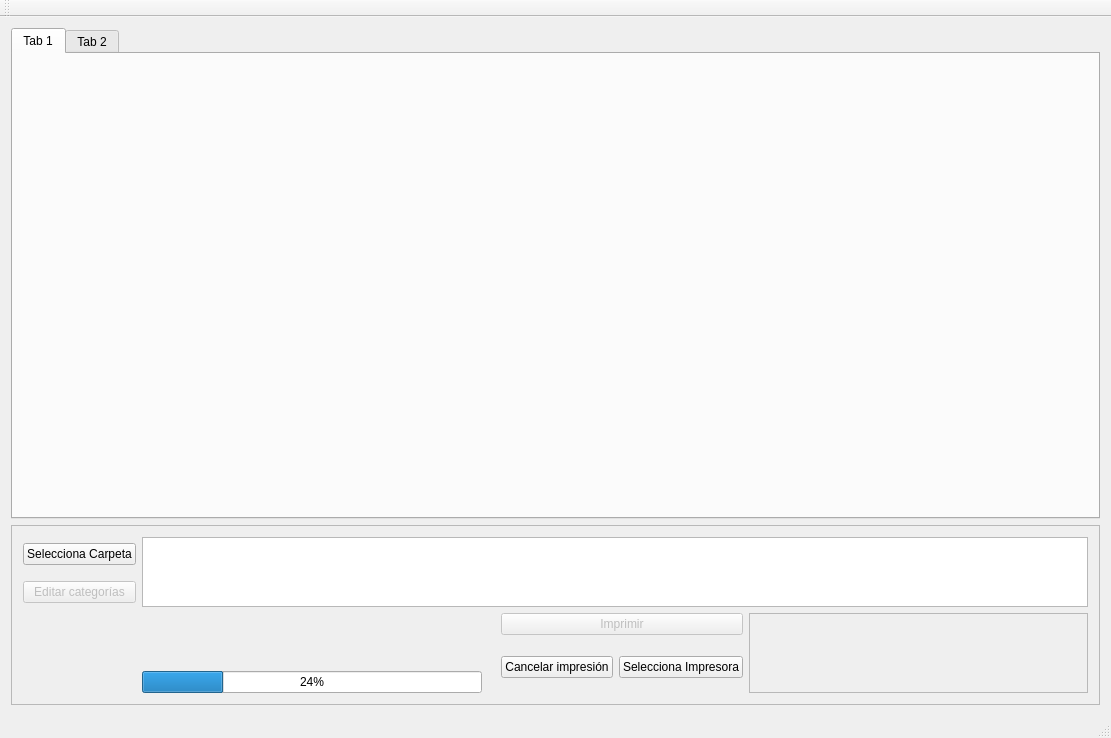
serranoycandela/huiini_local, file mainwindowV4.ui: the form before one commit.
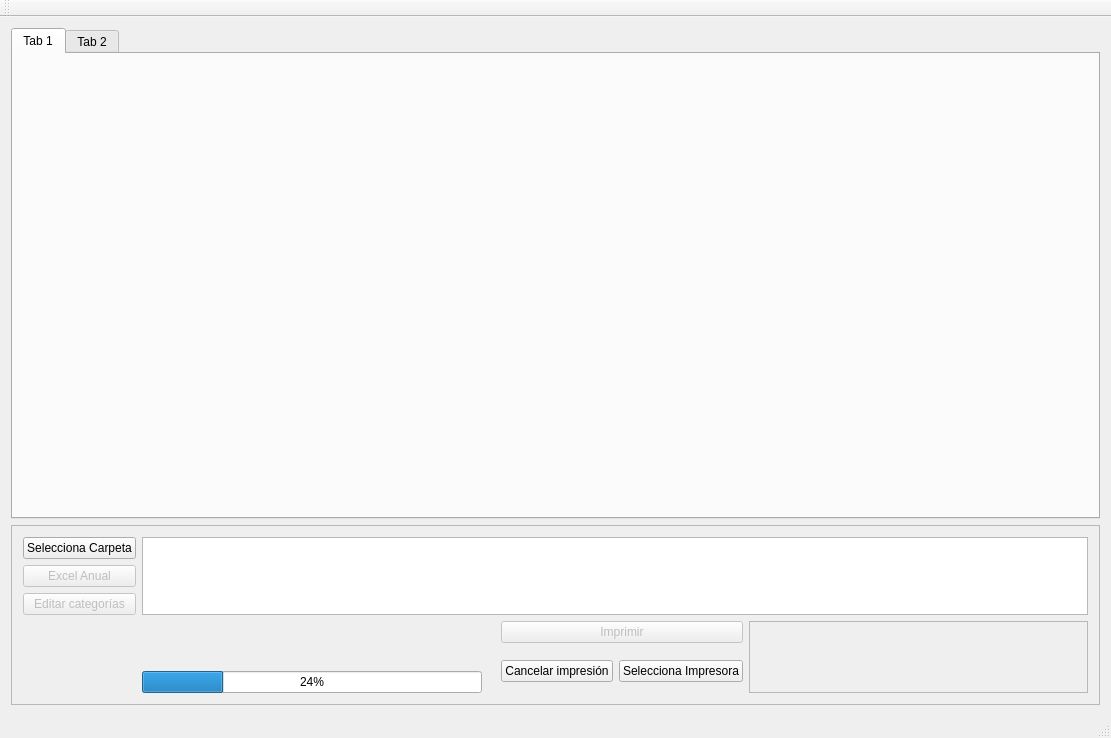
The form after the commit.

Patch:
```diff
--- a/mainwindowV4.ui
+++ b/mainwindowV4.ui
@@ -74,13 +74,37 @@
            </property>
           </widget>
          </item>
-         <item row="0" column="1" rowspan="2" colspan="5">
+         <item row="5" column="1">
+          <widget class="QProgressBar" name="progressBar">
+           <property name="value">
+            <number>24</number>
+           </property>
+          </widget>
+         </item>
+         <item row="3" column="0" rowspan="3">
+          <widget class="QLabel" name="labelLogo">
+           <property name="text">
+            <string/>
+           </property>
+          </widget>
+         </item>
+         <item row="2" column="0">
+          <widget class="QPushButton" name="agrega_cats">
+           <property name="enabled">
+            <bool>false</bool>
+           </property>
+           <property name="text">
+            <string>Editar categorías</string>
+           </property>
+          </widget>
+         </item>
+         <item row="0" column="1" rowspan="3" colspan="5">
           <widget class="QTableWidget" name="tableWidget_resumen">
            <property name="autoScroll">
             <bool>true</bool>
            </property>
            <attribute name="horizontalHeaderVisible">
-            <bool>false</bool>
+            <bool>true</bool>
            </attribute>
            <attribute name="horizontalHeaderHighlightSections">
             <bool>false</bool>
@@ -93,24 +117,7 @@
            </attribute>
           </widget>
          </item>
-         <item row="1" column="0">
-          <widget class="QPushButton" name="agrega_cats">
-           <property name="enabled">
-            <bool>false</bool>
-           </property>
-           <property name="text">
-            <string>Editar categorías</string>
-           </property>
-          </widget>
-         </item>
-         <item row="2" column="0" rowspan="3">
-          <widget class="QLabel" name="labelLogo">
-           <property name="text">
-            <string/>
-           </property>
-          </widget>
-         </item>
-         <item row="2" column="3" colspan="2">
+         <item row="3" column="3" colspan="2">
           <widget class="QPushButton" name="imprimir">
            <property name="enabled">
             <bool>false</bool>
@@ -120,48 +127,51 @@
            </property>
           </widget>
          </item>
-         <item row="4" column="1">
-          <widget class="QProgressBar" name="progressBar">
-           <property name="value">
-            <number>24</number>
-           </property>
-          </widget>
-         </item>
-         <item row="2" column="5" rowspan="3">
-          <widget class="QListWidget" name="listaDeImpresoras">
-           <property name="enabled">
-            <bool>false</bool>
-           </property>
-          </widget>
-         </item>
-         <item row="2" column="2" rowspan="2">
-          <widget class="QLabel" name="folder">
-           <property name="text">
-            <string/>
-           </property>
-          </widget>
-         </item>
-         <item row="4" column="2">
+         <item row="5" column="2">
           <widget class="QLabel" name="folderPDF">
            <property name="text">
             <string/>
            </property>
           </widget>
          </item>
-         <item row="3" column="3" rowspan="2">
+         <item row="3" column="2" rowspan="2">
+          <widget class="QLabel" name="folder">
+           <property name="text">
+            <string/>
+           </property>
+          </widget>
+         </item>
+         <item row="3" column="5" rowspan="3">
+          <widget class="QListWidget" name="listaDeImpresoras">
+           <property name="enabled">
+            <bool>false</bool>
+           </property>
+          </widget>
+         </item>
+         <item row="4" column="3" rowspan="2">
           <widget class="QPushButton" name="botonCancela">
            <property name="text">
             <string>Cancelar impresión</string>
            </property>
           </widget>
          </item>
-         <item row="3" column="4" rowspan="2">
+         <item row="4" column="4" rowspan="2">
           <widget class="QPushButton" name="impresora">
            <property name="text">
             <string>Selecciona Impresora</string>
            </property>
           </widget>
          </item>
+         <item row="1" column="0">
+          <widget class="QPushButton" name="excel_anual_button">
+           <property name="enabled">
+            <bool>false</bool>
+           </property>
+           <property name="text">
+            <string>Excel Anual</string>
+           </property>
+          </widget>
+         </item>
         </layout>
        </item>
       </layout>
```
